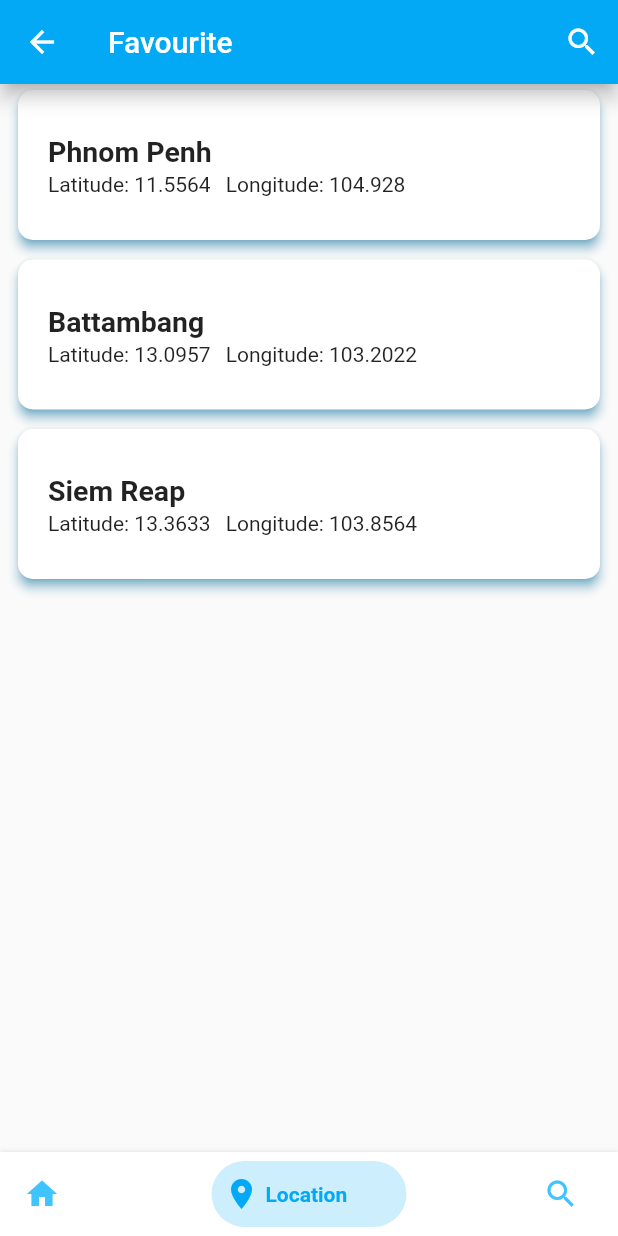
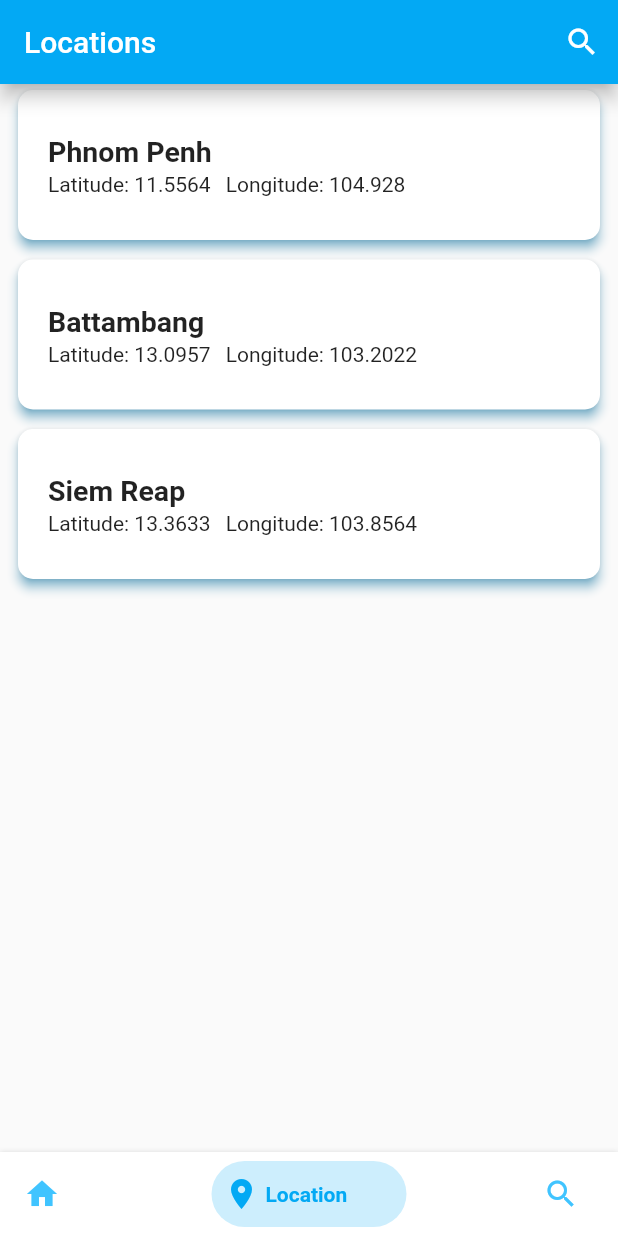
Before and after one commit to PheakdeyArn/mad-weather, a Flutter app: the screen it shows after launch, item 2 of the bottom bar chosen, on a phone screen of 412 x 824 dp. Run offline on Flutter 3.47's test engine with Material 2 defaults, Android fonts, the phone set to English and light mode, and no system bars; drawn by our look-alikes of bottom_navy_bar; network calls fail.

Commit message:
Fix buttom navigation and interface

```diff
--- a/lib/navigations/buttom_navigations.dart
+++ b/lib/navigations/buttom_navigations.dart
@@ -24,20 +24,24 @@ class _BottomBarState extends State<BottomNavigation> {
   DateTime date = DateTime (2022,12,24);
   int index = 0;
 
-  List<Location> haha = [
-    Location(city: "Phnom Penh", country: "Cambodia", lat: "51.5072", lon: "0.1276")
-  ];
-
-
-  final taps = [
-    Home(),
-    LocationScreens(),
-    // TestCurrent(),
-    SearchTab(),
+  // List<Location> haha = [
+  //   Location(city: "Phnom Penh", country: "Cambodia", lat: "51.5072", lon: "0.1276")
+  // ];
+  List<Location> locations = [
+    Location(city: "Phnom Penh", country: "Cambodia", lat: "11.5564", lon: "104.928"),
+    Location(city: "Battambang", country: "Cambodia", lat: "13.0957", lon: "103.2022"),
+    Location(city: "Siem Reap", country: "Cambodia", lat: "13.3633", lon: "103.8564"),
   ];
 
   @override
   Widget build(BuildContext context) {
+
+    final taps = [
+      CurrentWeather(locations, this.context),
+      LocationScreens(locations, this.context),
+      SearchTab(),
+    ];
+
     return Scaffold(
       body: taps[index],
       bottomNavigationBar: bottomNavigationBar(),
@@ -57,6 +61,7 @@ class _BottomBarState extends State<BottomNavigation> {
             activeColor: secondaryColor,
             inactiveColor: primaryColor
         ),
+
         BottomNavyBarItem(
             icon: Container(
                 child: Icon(Icons.location_on)
@@ -66,14 +71,6 @@ class _BottomBarState extends State<BottomNavigation> {
             inactiveColor: primaryColor
         ),
 
-        // BottomNavyBarItem(
-        //     icon: Container(
-        //         child: Icon(Icons.wb_cloudy_sharp)
-        //     ),
-        //     title: Text('Current'),
-        //     activeColor: secondaryColor,
-        //     inactiveColor: primaryColor
-        // ),
         BottomNavyBarItem(
             icon: Container(
                 child: Icon(Icons.search)
--- a/lib/screens/location.dart
+++ b/lib/screens/location.dart
@@ -5,24 +5,29 @@ import '../navigations/buttom_navigations.dart';
 import '../models/location.dart';
 import '../screens/currentWeather.dart';
 
+
+import '../screens/search_screen.dart';
+
 class LocationScreens extends StatefulWidget {
-  const LocationScreens({Key? key}) : super(key: key);
+  final List<Location> locations;
+  final BuildContext context;
+
+  const LocationScreens(this.locations, this.context);
 
   @override
-  _LocationState createState() => _LocationState();
+  _LocationState createState() => _LocationState(this.locations, this.context);
 }
 
 class _LocationState extends State<LocationScreens> {
 
+  final List<Location> locations;
+  final BuildContext context;
+
+  _LocationState(this.locations, this.context);
+
   bool isSearching = false;
   Icon actionIcon = Icon(Icons.search);
-  Widget appBarTitle = Text("Favourite");
-
-  List<Location> locations = [
-    Location(city: "Phnom Penh", country: "Cambodia", lat: "11.5564", lon: "104.928"),
-    Location(city: "Battambang", country: "Cambodia", lat: "13.0957", lon: "103.2022"),
-    Location(city: "Siem Reap", country: "Cambodia", lat: "13.3633", lon: "103.8564"),
-  ];
+  Widget appBarTitle = Text("Locations");
 
   @override
   Widget build(BuildContext context) {
@@ -134,25 +139,17 @@ class _LocationState extends State<LocationScreens> {
       elevation: 5,
       backgroundColor: secondaryColor,
       title: appBarTitle,
-      leading: IconButton(
-        icon: const Icon(Icons.arrow_back),
-        onPressed: () {
-          Navigator.push(
-              context,
-              MaterialPageRoute(builder: (context) => Home())
-          );
-          Navigator.push(
-              context,
-              MaterialPageRoute(builder: (context) => BottomNavigation())
-          );
-        },
-      ),
       actions:<Widget>[
         IconButton(
             onPressed: (){
-              setState(() {
-                _action_search();
-              });
+
+              // setState(() {
+              //   _action_search();
+              // });
+                  Navigator.push(
+                      context,
+                      MaterialPageRoute(builder: (context) => SearchTab())
+                  );
             },
             icon: actionIcon
         ),
--- a/lib/screens/search_screen.dart
+++ b/lib/screens/search_screen.dart
@@ -29,6 +29,7 @@ class _SearchTabState extends State<SearchTab> {
 
     return Scaffold(
       appBar: AppBar(
+        backgroundColor: secondaryColor,
         title:  Text("Search"),
       ),
       body: Container(
```
Also changed, not shown: lib/screens/currentWeather.dart (+13 -56 lines), lib/utils/helpers.dart (added).
